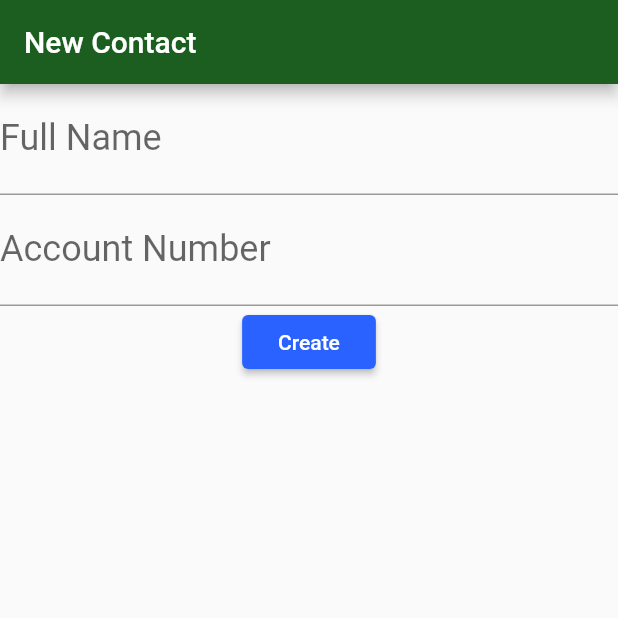
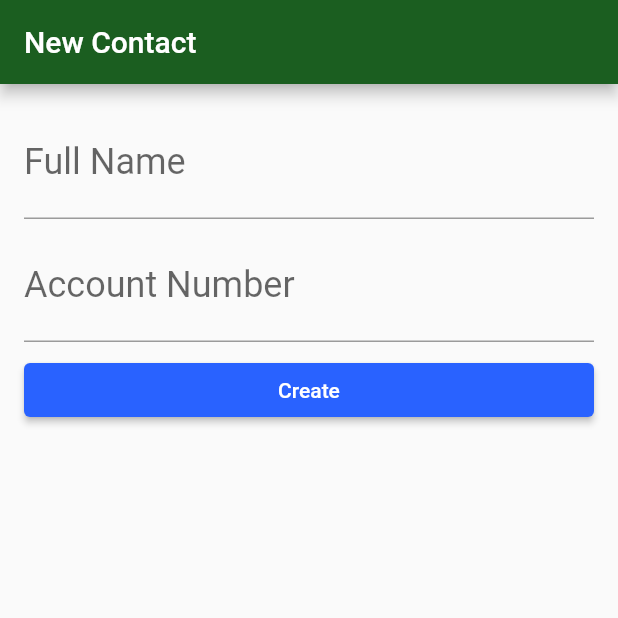
Before and after one commit to michellymenezes/bytebank, a Flutter app: the screen it shows after launch, on a phone screen of 412 x 824 dp, the top half of it. Run offline on Flutter 3.47's test engine with Material 2 defaults, Android fonts, the phone set to English and light mode, and no system bars.

Commit message:
Style contact form

```diff
--- a/lib/main.dart
+++ b/lib/main.dart
@@ -28,7 +28,9 @@ class ContactForm extends StatelessWidget {
       appBar: AppBar(
         title: Text("New Contact"),
       ),
-      body: Column(
+      body: Padding(
+        padding: const EdgeInsets.all(16.0),
+        child: Column(
           children: [
             TextField(
               decoration: InputDecoration(
@@ -36,18 +38,28 @@ class ContactForm extends StatelessWidget {
               ),
               style: TextStyle(fontSize: 24.0),
             ),
-          TextField(
+            Padding(
+              padding: const EdgeInsets.only(top: 8.0),
+              child: TextField(
                 decoration: InputDecoration(
                   labelText: "Account Number",
                 ),
                 style: TextStyle(fontSize: 24.0),
                 keyboardType: TextInputType.number,
               ),
-          RaisedButton(
+            ),
+            Padding(
+              padding: const EdgeInsets.only(top: 8.0),
+              child: SizedBox(
+                width: double.maxFinite,
+                child: RaisedButton(
                   child: Text("Create"),
                   onPressed: () {},
+                ),
+              ),
             )
           ],
+        ),
       ),
     );
   }
```
Lines whose indentation alone changed are shown as unchanged.
